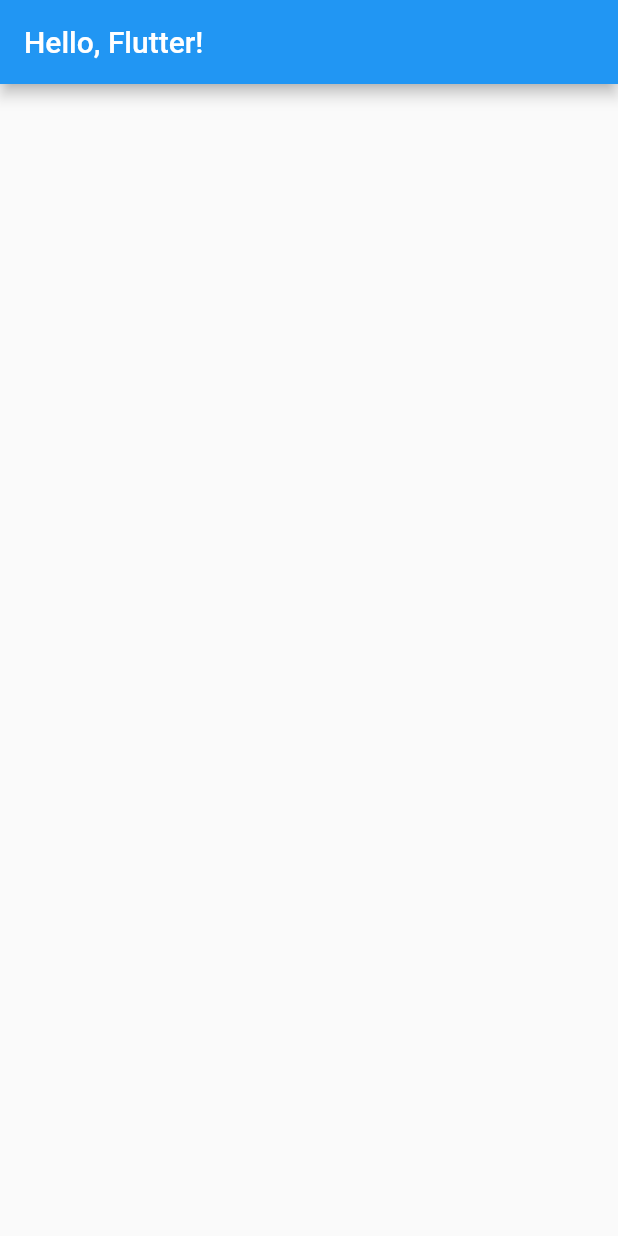
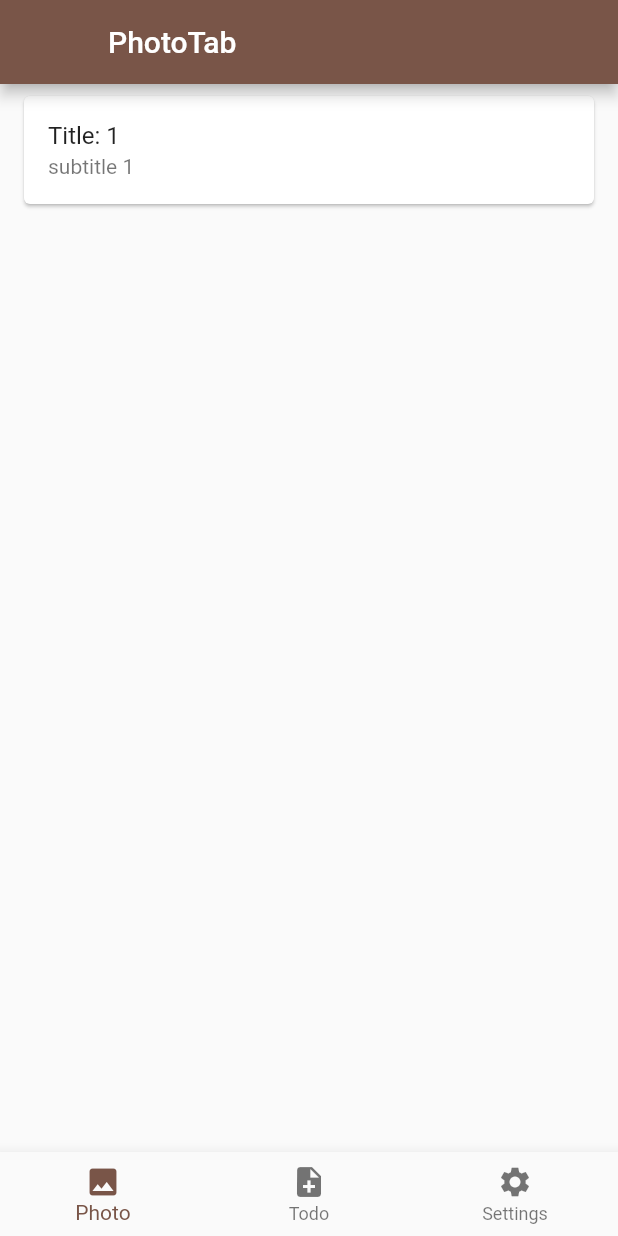
Before and after one commit to LeoAndo/flutter_unsplash_app, a Flutter app: the screen it shows after launch, on a phone screen of 412 x 824 dp. Run offline on Flutter 3.47's test engine with Material 2 defaults, Android fonts, the phone set to English and light mode, and no system bars; our stand-ins replace auto_route.

Commit message:
#1 auto routeを導入する

```diff
--- a/simple_app/lib/main.dart
+++ b/simple_app/lib/main.dart
@@ -1,36 +1,28 @@
 import 'package:flutter/material.dart';
+import 'package:simple_app/router/app_router.gr.dart';
 
 void main() {
   runApp(const MyApp());
 }
 
-class MyApp extends StatelessWidget {
+class MyApp extends StatefulWidget {
   const MyApp({Key? key}) : super(key: key);
+
+  @override
+  State<MyApp> createState() => _MyAppState();
+}
+
+class _MyAppState extends State<MyApp> {
+  final _rootRouter = AppRouter();
   @override
   Widget build(BuildContext context) {
-    return MaterialApp(
-      title: 'Flutter Simple App',
+    return MaterialApp.router(
       theme: ThemeData(
-        primarySwatch: Colors.blue,
+        primarySwatch: Colors.brown,
       ),
-      home: const MyHomePage(),
+      routerDelegate: _rootRouter.delegate(),
+      routeInformationProvider: _rootRouter.routeInfoProvider(),
+      routeInformationParser: _rootRouter.defaultRouteParser(),
     );
   }
 }
-
-class MyHomePage extends StatefulWidget {
-  const MyHomePage({Key? key}) : super(key: key);
-
-  @override
-  State<MyHomePage> createState() => _MyHomePageState();
-}
-
-class _MyHomePageState extends State<MyHomePage> {
-  @override
-  Widget build(BuildContext context) {
-    return Scaffold(
-        appBar: AppBar(
-      title: const Text("Hello, Flutter!"),
-    ));
-  }
-}
--- /dev/null
+++ b/simple_app/lib/screens/home/home_page.dart
@@ -0,0 +1,55 @@
+import 'package:auto_route/auto_route.dart';
+import 'package:flutter/material.dart';
+import 'package:simple_app/router/app_router.gr.dart';
+
+class HomePage extends StatefulWidget {
+  const HomePage({Key? key}) : super(key: key);
+
+  @override
+  State<HomePage> createState() => _HomePageState();
+}
+
+class _HomePageState extends State<HomePage> {
+  @override
+  Widget build(BuildContext context) {
+    return AutoTabsScaffold(
+      homeIndex: 0,
+      appBarBuilder: (context, tabsRouter) {
+        return AppBar(
+          title: Text(tabsRouter.topRoute.name),
+          leading: const AutoBackButton(),
+        );
+      },
+      routes: const [
+        PhotoTab(),
+        TodoTab(),
+        SettingsTab(),
+      ],
+      bottomNavigationBuilder: buildBottomNav,
+    );
+  }
+
+  Widget buildBottomNav(BuildContext context, TabsRouter tabsRouter) {
+    final hideBottomNav = tabsRouter.topMatch.meta['hideBottomNav'] == true;
+    return hideBottomNav
+        ? const SizedBox.shrink()
+        : BottomNavigationBar(
+            currentIndex: tabsRouter.activeIndex,
+            onTap: tabsRouter.setActiveIndex,
+            items: const [
+              BottomNavigationBarItem(
+                icon: Icon(Icons.photo),
+                label: 'Photo',
+              ),
+              BottomNavigationBarItem(
+                icon: Icon(Icons.note_add),
+                label: 'Todo',
+              ),
+              BottomNavigationBarItem(
+                icon: Icon(Icons.settings),
+                label: 'Settings',
+              ),
+            ],
+          );
+  }
+}
--- /dev/null
+++ b/simple_app/lib/screens/photo/photo_list_page.dart
@@ -0,0 +1,27 @@
+import 'package:flutter/material.dart';
+import 'package:simple_app/router/app_router.gr.dart';
+
+class PhotoListPage extends StatefulWidget {
+  const PhotoListPage({Key? key}) : super(key: key);
+
+  @override
+  State<PhotoListPage> createState() => _PhotoListPageState();
+}
+
+class _PhotoListPageState extends State<PhotoListPage> {
+  @override
+  Widget build(BuildContext context) {
+    return Scaffold(
+      body: Card(
+        margin: const EdgeInsets.symmetric(horizontal: 16, vertical: 8),
+        child: ListTile(
+          title: const Text("Title: 1"),
+          subtitle: const Text("subtitle 1"),
+          onTap: () {
+            PhotoDetailsRoute(id: 1).show(context);
+          },
+        ),
+      ),
+    );
+  }
+}
--- a/simple_app/pubspec.yaml
+++ b/simple_app/pubspec.yaml
@@ -34,9 +34,10 @@ dependencies:
   # The following adds the Cupertino Icons font to your application.
   # Use with the CupertinoIcons class for iOS style icons.
   cupertino_icons: ^1.0.2
-  auto_route: ^3.2.2
+  auto_route: ^3.2.1
 
 dev_dependencies:
+  build_runner:
   flutter_test:
     sdk: flutter
 
@@ -46,6 +47,7 @@ dev_dependencies:
   # package. See that file for information about deactivating specific lint
   # rules and activating additional ones.
   flutter_lints: ^1.0.0
+  auto_route_generator: ^3.2.1
 
 # For information on the generic Dart part of this file, see the
 # following page: https://dart.dev/tools/pub/pubspec
```
Also changed, not shown: simple_app/lib/router/app_router.dart (added, +46 -0 lines), simple_app/lib/screens/photo/photo_details_page.dart (added, +20 -0 lines), simple_app/lib/screens/settings/settings_page.dart (added, +15 -0 lines), simple_app/lib/screens/todo/todo_page.dart (added, +15 -0 lines), simple_app/lib/router/app_router.gr.dart (added), simple_app/pubspec.lock.
